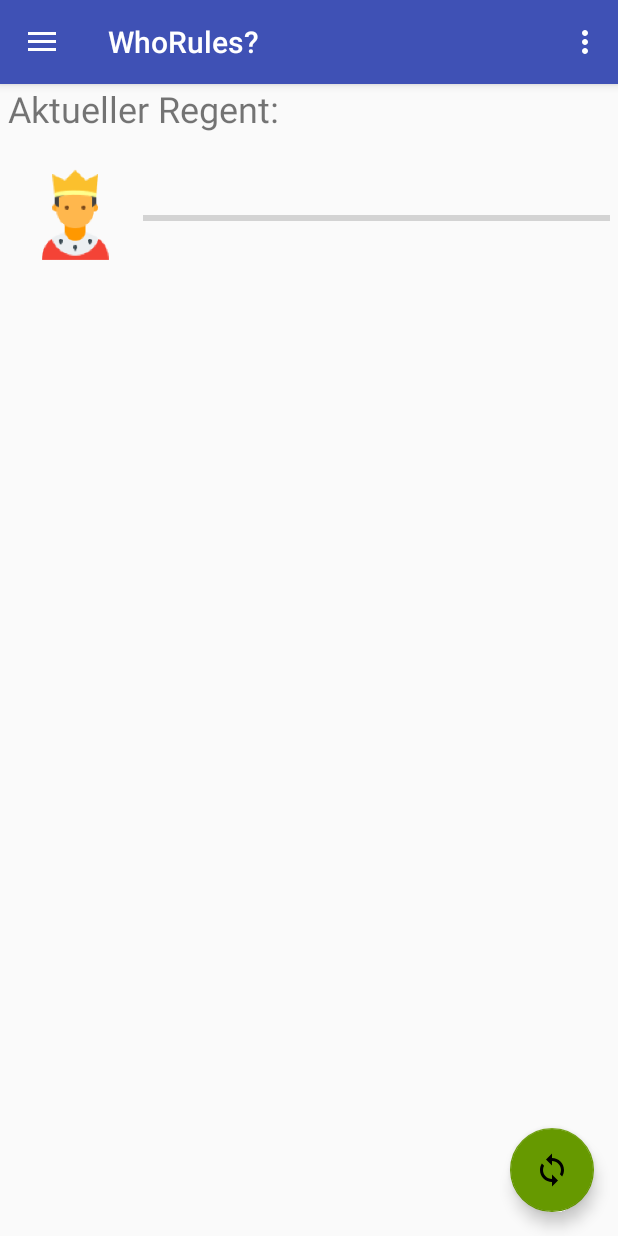
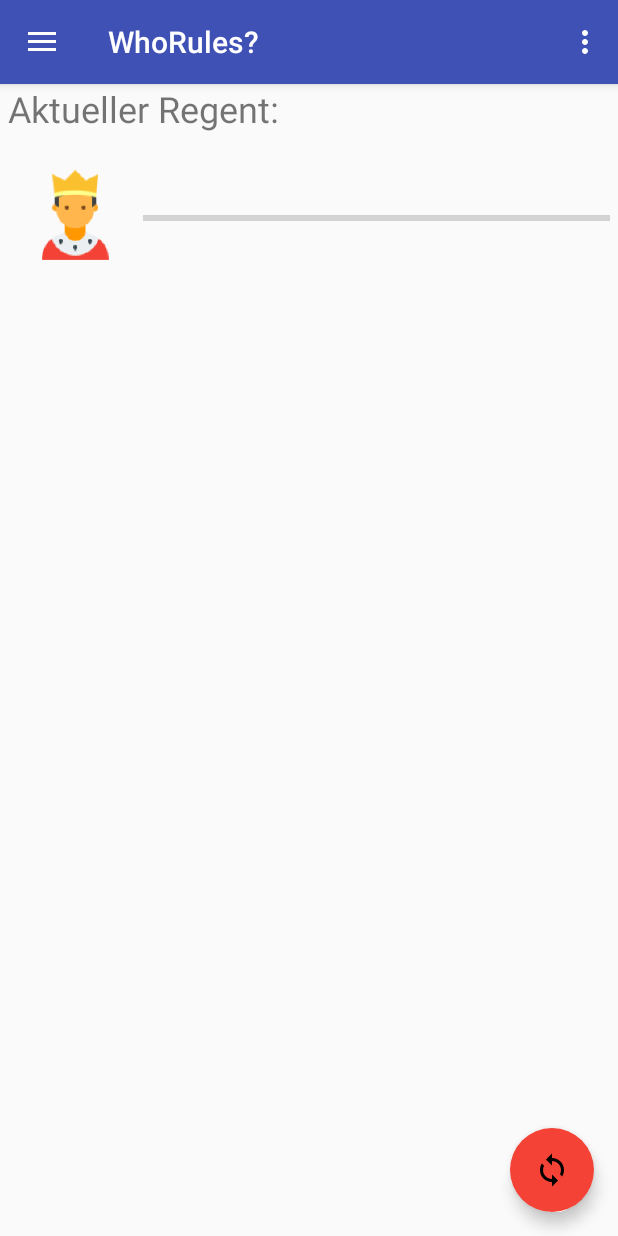
Before and after one commit to myxor/WhoRules, an Android app: the screen it shows after launch (MainActivity), on a phone screen of 412 x 824 dp. Run offline under Robolectric (Android 15) with nearby library versions, the phone set to English and light mode, and no system bars.

Commit message:
* Color "Vote new ruler" button on home screen red when not at least two vasalls are configured (fixes #14) * Do not let the new ruler be the same as the previous one (fixes #15)

```diff
--- a/app/src/main/java/de/marcoheiming/whorules/MainActivity.java
+++ b/app/src/main/java/de/marcoheiming/whorules/MainActivity.java
@@ -7,6 +7,7 @@ import android.content.ContentValues;
 import android.content.Context;
 import android.content.DialogInterface;
 import android.content.Intent;
+import android.content.res.ColorStateList;
 import android.database.sqlite.SQLiteDatabase;
 import android.os.Build;
 import android.os.Bundle;
@@ -55,18 +56,19 @@ public class MainActivity extends AppCompatActivity
     protected void onCreate(Bundle savedInstanceState) {
         super.onCreate(savedInstanceState);
         setContentView(R.layout.activity_main);
-        Toolbar toolbar = (Toolbar) findViewById(R.id.toolbar);
+        Toolbar toolbar = findViewById(R.id.toolbar);
         setSupportActionBar(toolbar);
 
-        FloatingActionButton fab = (FloatingActionButton) findViewById(R.id.fab);
+        FloatingActionButton fab = findViewById(R.id.fab);
+
         fab.setOnClickListener(new View.OnClickListener() {
             @Override
             public void onClick(View view) {
                 fab.setEnabled(false);
 
-                if (vasallList.isEmpty())
+                if (vasallList == null || vasallList.isEmpty() || vasallList.size() == 1)
                 {
-                    Toast toast = Toast.makeText(MainActivity.this, "Sie müssen erst Vasallen anlegen!", Toast.LENGTH_LONG);
+                    Toast toast = Toast.makeText(MainActivity.this, "Sie müssen zu erst mindestens zwei Vasallen anlegen!", Toast.LENGTH_LONG);
                     toast.show();
                 }
                 else
@@ -94,13 +96,13 @@ public class MainActivity extends AppCompatActivity
         });
 
 
-        DrawerLayout drawer = (DrawerLayout) findViewById(R.id.drawer_layout);
+        DrawerLayout drawer = findViewById(R.id.drawer_layout);
         ActionBarDrawerToggle toggle = new ActionBarDrawerToggle(
                 this, drawer, toolbar, R.string.navigation_drawer_open, R.string.navigation_drawer_close);
         drawer.addDrawerListener(toggle);
         toggle.syncState();
 
-        NavigationView navigationView = (NavigationView) findViewById(R.id.nav_view);
+        NavigationView navigationView = findViewById(R.id.nav_view);
         navigationView.setNavigationItemSelectedListener(this);
 
 
@@ -131,8 +133,23 @@ public class MainActivity extends AppCompatActivity
     }
 
     @Override
+    public void onResume() {
+        super.onResume();
+
+        FloatingActionButton fab = findViewById(R.id.fab);
+        if (vasallList.isEmpty() || vasallList.size() == 1)
+        {
+            fab.setBackgroundTintList(ColorStateList.valueOf(getResources().getColor(R.color.red)));
+        }
+        else
+        {
+            fab.setBackgroundTintList(ColorStateList.valueOf(getResources().getColor(R.color.green)));
+        }
+    }
+
+    @Override
     public void onBackPressed() {
-        DrawerLayout drawer = (DrawerLayout) findViewById(R.id.drawer_layout);
+        DrawerLayout drawer = findViewById(R.id.drawer_layout);
         if (drawer.isDrawerOpen(GravityCompat.START)) {
             drawer.closeDrawer(GravityCompat.START);
         } else {
@@ -196,7 +213,7 @@ public class MainActivity extends AppCompatActivity
             return null;
         }
 
-        // copy list of vasalls and remove current ruler
+        // copy list of vasalls except the current ruler
         List<Vasall> localVasallList = new ArrayList<>();
         for (Vasall v : vasallList) {
             if (currentRuler == null || !v.getName().equals(currentRuler.name)) {
@@ -206,7 +223,7 @@ public class MainActivity extends AppCompatActivity
         // Here the random happens
         int rnd = new Random().nextInt(localVasallList.size());
 
-        Vasall vasall = vasallList.get(rnd);
+        Vasall vasall = localVasallList.get(rnd);
         vasall.increaseNumberOfReigns();
         addNewRulerToList(vasall);
         return rulerChoosen(vasall);
@@ -224,16 +241,16 @@ public class MainActivity extends AppCompatActivity
     }
 
     private void showCurrentRuler(Ruler ruler) {
-        TextView tv = (TextView) findViewById(R.id.current_ruler_text_field);
+        TextView tv = findViewById(R.id.current_ruler_text_field);
         tv.setText(String.format("%s %s", ruler.rank, ruler.name));
 
-        tv = (TextView) findViewById(R.id.current_ruler_date_text_field);
+        tv = findViewById(R.id.current_ruler_date_text_field);
         String sinceDate = String.format("%s %s", "seit",
                 DateFormat.getDateTimeInstance(DateFormat.SHORT, DateFormat.SHORT).format(ruler.startDate));
         tv.setText(sinceDate);
 
 
-        tv = (TextView) findViewById(R.id.current_ruler_date_text_field2);
+        tv = findViewById(R.id.current_ruler_date_text_field2);
         String remaining;
         // 2 hours, TODO: make configurable
         long diff = ((ruler.startDate.getTime() + 2 * 60 * 60 * 1000) - new Date().getTime() / 1000);
@@ -253,9 +270,9 @@ public class MainActivity extends AppCompatActivity
                     } else {
                         if (diff > 60) {
                             diff = diff / 60;
-                            remaining = String.format("~%s Minuten", String.valueOf(diff));
+                            remaining = String.format("~%s Minuten", diff);
                         } else {
-                            remaining = String.format("~%s Sekunden", String.valueOf(diff));
+                            remaining = String.format("~%s Sekunden", diff);
                         }
                     }
                 }
@@ -265,7 +282,7 @@ public class MainActivity extends AppCompatActivity
             tv.setText("");
         }
 
-        ProgressBar progressBar = (ProgressBar) findViewById(R.id.current_ruler_promotion_progressBar);
+        ProgressBar progressBar = findViewById(R.id.current_ruler_promotion_progressBar);
         progressBar.setVisibility(View.VISIBLE);
         progressBar.setProgress(ruler.reignNumber);
     }
@@ -306,7 +323,6 @@ public class MainActivity extends AppCompatActivity
         values.put(RulerContract.RulerEntry.COLUMN_NAME_RANK, newRuler.rank);
 
         db.insert(RulerContract.RulerEntry.TABLE_NAME, null, values);
-
     }
 
     protected void initRankList() {
@@ -333,6 +349,16 @@ public class MainActivity extends AppCompatActivity
 
         for (Vasall v : list) {
             addVasall(MainActivity.this, v.getName(), v.getRank());
+        }
+
+        FloatingActionButton fab = findViewById(R.id.fab);
+        if (list.isEmpty() || list.size() == 1)
+        {
+            fab.setBackgroundTintList(ColorStateList.valueOf(getResources().getColor(R.color.red)));
+        }
+        else
+        {
+            fab.setBackgroundTintList(ColorStateList.valueOf(getResources().getColor(R.color.green)));
         }
     }
 
--- a/app/src/main/res/layout/app_bar_main.xml
+++ b/app/src/main/res/layout/app_bar_main.xml
@@ -29,7 +29,9 @@
         android:layout_height="wrap_content"
         android:layout_gravity="bottom|end"
         android:layout_margin="@dimen/fab_margin"
-        app:backgroundTint="@android:color/holo_green_dark"
-        app:srcCompat="@drawable/ic_sync_black_24dp" />
+        app:borderWidth="0dp"
+        app:backgroundTint="@color/green"
+        app:srcCompat="@drawable/ic_sync_black_24dp"
+        android:contentDescription="@string/vote_new_ruler" />
 
 </androidx.coordinatorlayout.widget.CoordinatorLayout>
--- a/app/src/main/res/values/colors.xml
+++ b/app/src/main/res/values/colors.xml
@@ -3,4 +3,6 @@
     <color name="colorPrimary">#3F51B5</color>
     <color name="colorPrimaryDark">#1A237E</color>
     <color name="colorAccent">#F44336</color>
+    <color name="red">#F44336</color>
+    <color name="green">#FF669900</color>
 </resources>
--- a/app/src/main/res/values/strings.xml
+++ b/app/src/main/res/values/strings.xml
@@ -99,5 +99,6 @@
     <string name="notification_channel_new_ruler_desc">Neuer Regent</string>
     <string name="start">starten</string>
     <string name="title_ranks">Ränge</string>
+    <string name="vote_new_ruler">Neuen Regenten wählen</string>
 
 </resources>
```
Also changed, not shown: app/build.gradle (+4 -4 lines).
